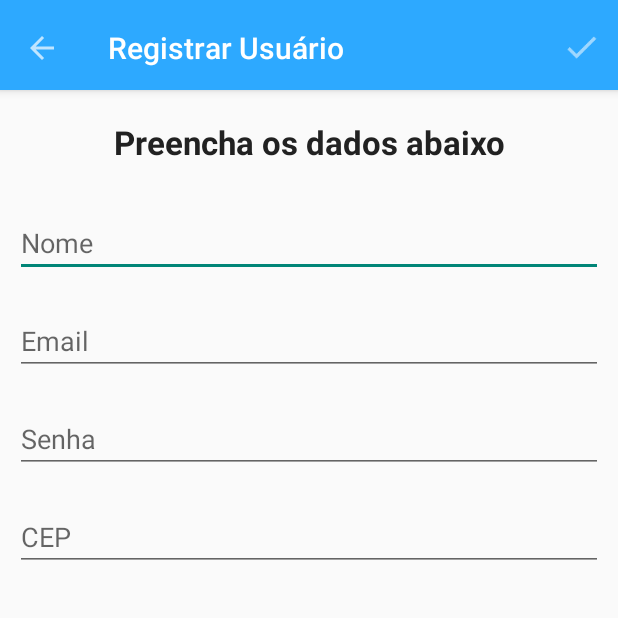
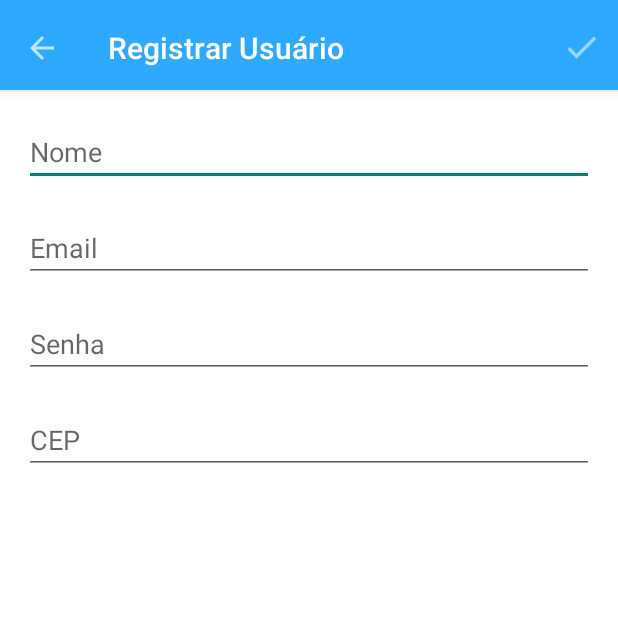
Before and after one commit to NathanAndrade/ImpostoCerto, an Android app: the RegisterActivity screen opened directly, with no data from a screen before it, on a phone screen of 412 x 824 dp, the top half of it. Run offline under Robolectric (Android 15) with nearby library versions, the phone set to English and light mode, and no system bars.

Commit message:
Updated input design

```diff
--- a/app/src/main/res/layout/activity_login.xml
+++ b/app/src/main/res/layout/activity_login.xml
@@ -30,7 +30,9 @@
             <AutoCompleteTextView android:id="@+id/email" android:layout_width="match_parent"
                 android:layout_height="wrap_content" android:hint="@string/prompt_email"
                 android:inputType="textEmailAddress" android:maxLines="1"
-                android:singleLine="true" android:textColor="@color/black"/>
+                android:singleLine="true" android:paddingTop="16dp"
+                android:layout_margin="16dp"
+                android:textColor="@color/black"/>
 
             <EditText android:id="@+id/password" android:layout_width="match_parent"
                 android:layout_height="wrap_content" android:hint="@string/prompt_password"
@@ -38,6 +40,9 @@
                 android:imeActionLabel="@string/action_sign_in"
                 android:imeOptions="actionUnspecified" android:inputType="textPassword"
                 android:maxLines="1" android:singleLine="true"
+                android:layout_marginBottom="16dp"
+                android:layout_marginStart="16dp"
+                android:layout_marginEnd="16dp"
                 android:textColor="@color/black"/>
 
             <Button android:id="@+id/login_button" style="@style/PrimaryButton"
--- a/app/src/main/res/layout/activity_register.xml
+++ b/app/src/main/res/layout/activity_register.xml
@@ -1,60 +1,61 @@
 <?xml version="1.0" encoding="utf-8"?>
 <LinearLayout xmlns:android="http://schemas.android.com/apk/res/android"
     android:orientation="vertical" android:layout_width="match_parent"
-    android:layout_height="match_parent" >
+    android:layout_height="match_parent"
+    android:background="@color/white">
 
     <include
         android:id="@+id/tool_bar"
         layout="@layout/tool_bar">
     </include>
 
-    <TextView
-        android:layout_width="fill_parent"
-        android:layout_height="wrap_content"
-        android:textAppearance="?android:attr/textAppearanceLarge"
-        android:text="@string/register_title"
-        android:id="@+id/textView"
-        android:layout_gravity="center_vertical"
-        android:textColor="@color/black"
-        android:textStyle="bold"
-        android:padding="10dp"
-        android:layout_marginTop="10dp"
-        android:layout_marginBottom="10dp"
-        android:gravity="center_horizontal" />
-
     <EditText android:id="@+id/name"
         android:layout_width="match_parent"
-        android:layout_height="wrap_content"
+        android:layout_height="48dp"
         android:hint="@string/name"
-        android:imeOptions="actionUnspecified"
         android:inputType="textCapWords"
         android:maxLines="1"
         android:singleLine="true"
-        android:layout_margin="10dp"/>
+        android:paddingTop="16dp"
+        android:layout_margin="16dp"
+        android:textColor="@color/black"
+        />
 
     <AutoCompleteTextView android:id="@+id/email"
         android:layout_width="match_parent"
-        android:layout_height="wrap_content"
+        android:layout_height="48dp"
         android:hint="@string/prompt_email"
         android:inputType="textEmailAddress"
         android:maxLines="1"
         android:singleLine="true"
-        android:layout_margin="10dp"/>
+        android:paddingTop="16dp"
+        android:layout_marginBottom="16dp"
+        android:layout_marginStart="16dp"
+        android:layout_marginEnd="16dp"
+        android:textColor="@color/black"/>
 
     <EditText android:id="@+id/password"
         android:layout_width="match_parent"
-        android:layout_height="wrap_content"
+        android:layout_height="48dp"
         android:hint="@string/prompt_password"
         android:imeActionId="@+id/login"
         android:inputType="textPassword"
         android:maxLines="1"
         android:singleLine="true"
-        android:layout_margin="10dp"/>
+        android:paddingTop="16dp"
+        android:layout_marginBottom="16dp"
+        android:layout_marginStart="16dp"
+        android:layout_marginEnd="16dp"
+        android:textColor="@color/black"/>
 
     <EditText android:id="@+id/cep" android:layout_width="match_parent"
-        android:layout_height="wrap_content" android:hint="@string/cep"
+        android:layout_height="48dp" android:hint="@string/cep"
         android:imeOptions="actionUnspecified" android:inputType="number"
         android:maxLines="1" android:singleLine="true"
-        android:layout_margin="10dp"/>
+        android:paddingTop="16dp"
+        android:layout_marginBottom="16dp"
+        android:layout_marginStart="16dp"
+        android:layout_marginEnd="16dp"
+        android:textColor="@color/black"/>
 
 </LinearLayout>
```
Also changed, not shown: 1 other file.
